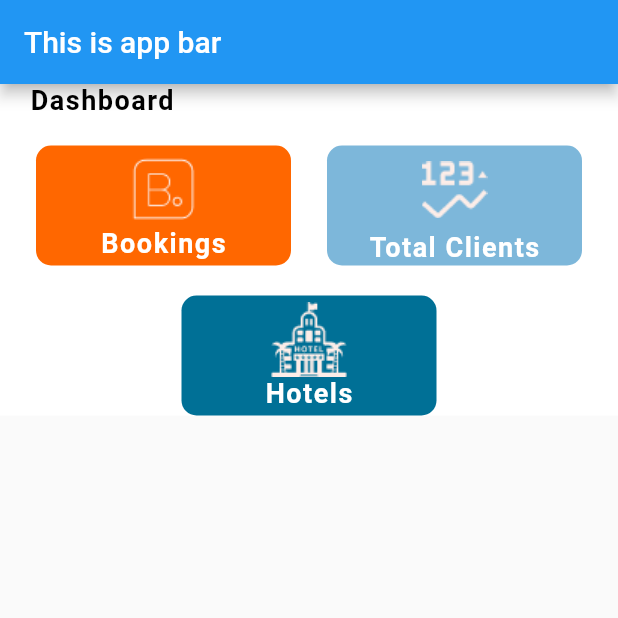
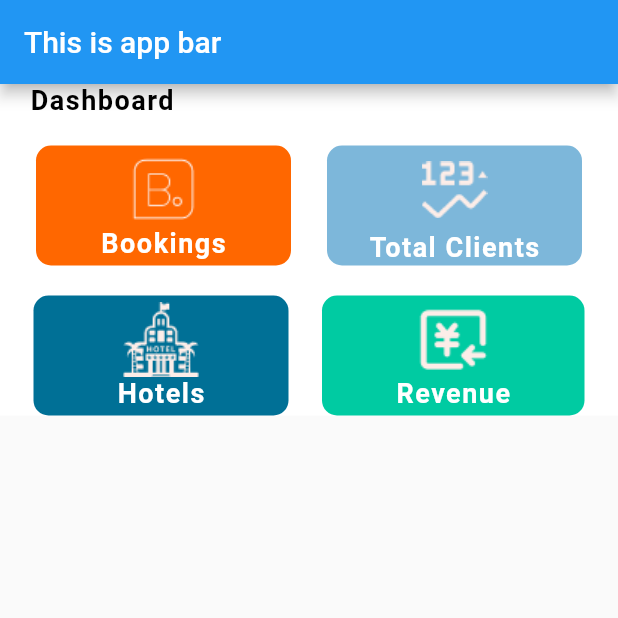
Before and after one commit to KryssNa/TripDash, a Flutter app: the screen it shows after launch, on a phone screen of 412 x 824 dp, the top half of it. Run offline on Flutter 3.47's test engine with Material 2 defaults, Android fonts, the phone set to English and light mode, and no system bars; our stand-ins replace cloud_firestore, firebase_auth, firebase_core, firebase_storage; accounts and stored records are empty; Roboto replaces fonts that are missing (SSFPro).

Commit message:
revenue features added

```diff
--- a/lib/Screens/AdminScreen/AdminDashboard.dart
+++ b/lib/Screens/AdminScreen/AdminDashboard.dart
@@ -101,7 +101,25 @@ class _AdminDashboardState extends State<AdminDashboard> {
                         ],
                       ),
                     ),
-
+                    Container(
+                      height: 80,
+                      width: 175,
+                      decoration: BoxDecoration(
+                        color: ConstColors.adminPanelBoxColor3,
+                        borderRadius: BorderRadius.circular(10),
+                      ),
+                      child: Column(
+                        mainAxisAlignment: MainAxisAlignment.center,
+                        children: [
+                          Image.asset("Assets/icons/icon-revenue.png"),
+                          Text(
+                            "Revenue",
+                            style: buildTextStyle(
+                                ConstColors.adminSecondaryHeadingText),
+                          ),
+                        ],
+                      ),
+                    ),
                   ],
                 ),
               ],
```
